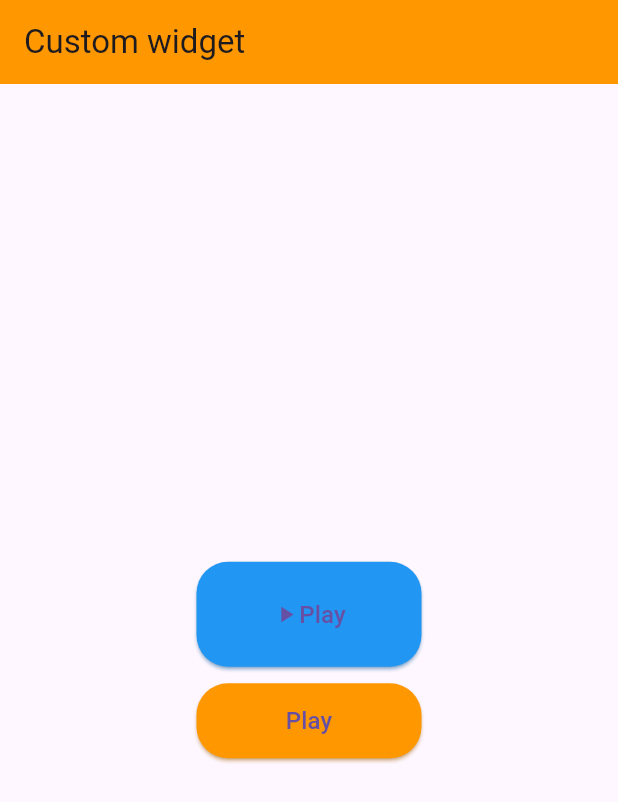
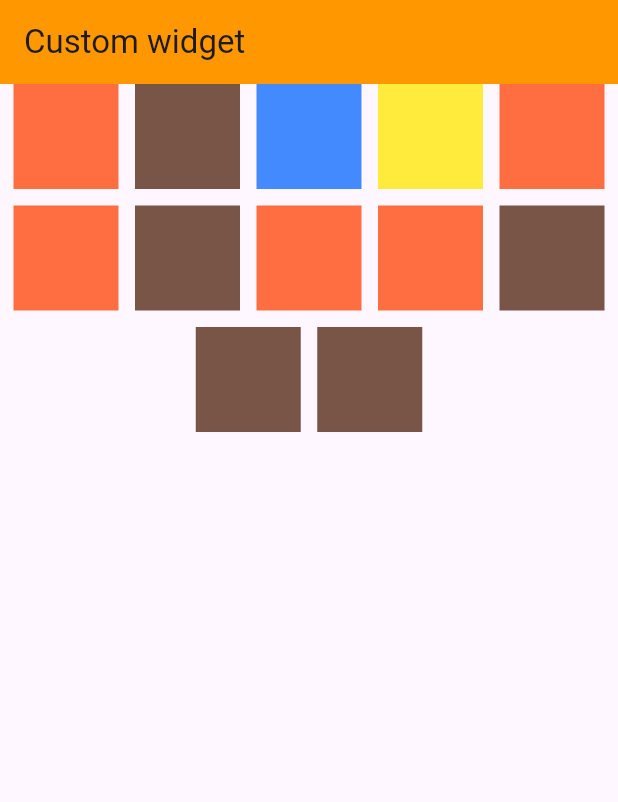
Before and after one commit to UdhavNegi/Flutter-Tutorials, a Flutter app: the screen it shows after launch, on a phone screen of 412 x 824 dp. Shown: the top 802 px of the screen. Run offline on Flutter 3.47's test engine with Material 3 defaults, Android fonts, the phone set to English and light mode, and no system bars.

Commit message:
wrap widget completed

```diff
--- a/lib/main.dart
+++ b/lib/main.dart
@@ -58,30 +58,73 @@ class _MyHomePageState extends State<MyHomePage> {
           backgroundColor: Colors.orange,
           title: Text('Custom widget'),
         ),
-        body: Center(
-          child: Column(
-            mainAxisAlignment: MainAxisAlignment.center,
+        body: Container(
+          width : double.infinity,
+          child: Wrap(
+            direction: Axis.horizontal,
+            alignment: WrapAlignment.center,
+            spacing : 11,
+            runSpacing: 11,
             children: [
               Container(
-                width : 150,
-                height: 70,
-                child: RoundedButton(btnName: "Play", icon : Icon(Icons.play_arrow), callback: (){
-                  print("Logged in!!");
-                }, textStyle: myTextStyle16(),),
+                width : 70,
+                height : 70,
+                color: Colors.deepOrangeAccent,
               ),
               Container(
-                height: 11,
+                width : 70,
+                height : 70,
+                color: Colors.brown,
               ),
               Container(
-                width : 150,
-                height: 50,
-                child: RoundedButton(btnName: "Play",
-                // icon : Icon(Icons.play_arrow),
-                callback: (){
-                  print("Logged in!!");
-                },
-                bgColor: Colors.orange,
-                textStyle: myTextStyle21(),),
+                width : 70,
+                height : 70,
+                color: Colors.blueAccent,
+              ),
+              Container(
+                width : 70,
+                height : 70,
+                color: Colors.yellow,
+              ),
+              Container(
+                width : 70,
+                height : 70,
+                color: Colors.deepOrangeAccent,
+              ),
+              Container(
+                width : 70,
+                height : 70,
+                color: Colors.deepOrangeAccent,
+              ),
+              Container(
+                width : 70,
+                height : 70,
+                color: Colors.brown,
+              ),
+              Container(
+                width : 70,
+                height : 70,
+                color: Colors.deepOrangeAccent,
+              ),
+              Container(
+                width : 70,
+                height : 70,
+                color: Colors.deepOrangeAccent,
+              ),
+              Container(
+                width : 70,
+                height : 70,
+                color: Colors.brown,
+              ),
+              Container(
+                width : 70,
+                height : 70,
+                color: Colors.brown,
+              ),
+              Container(
+                width : 70,
+                height : 70,
+                color: Colors.brown,
               ),
             ],
           ),
```
